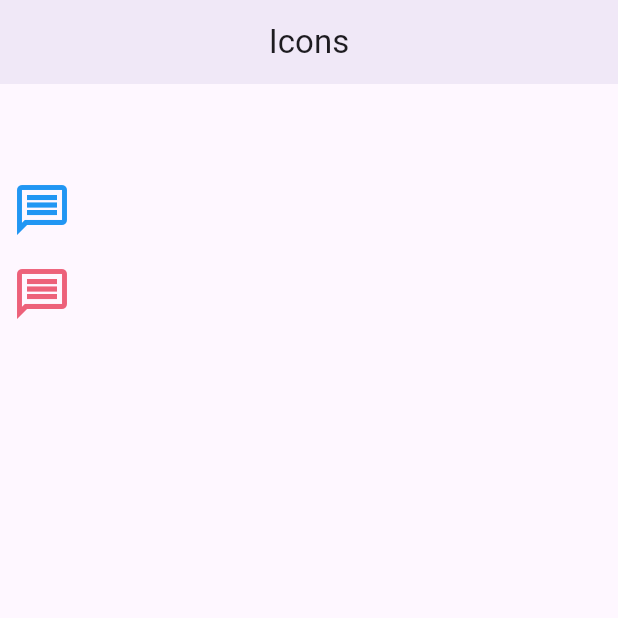
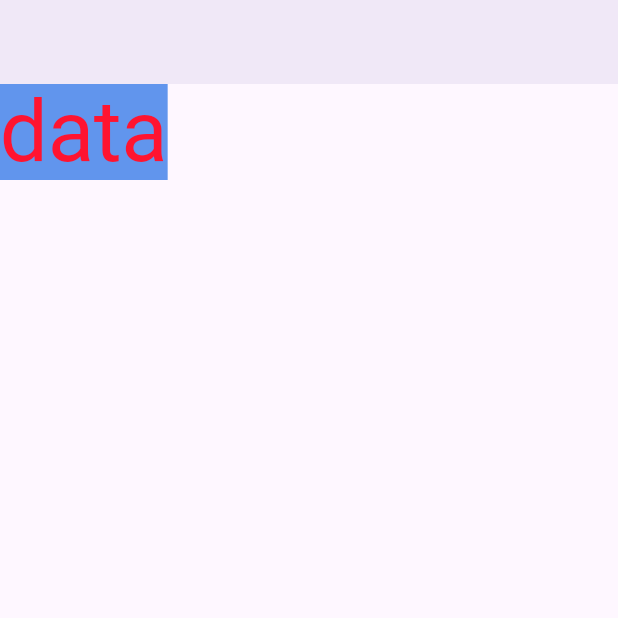
Before and after one commit to huseyin6/My-Flutter-App, a Flutter app: the screen it shows after launch, on a phone screen of 412 x 824 dp, the top half of it. Run offline on Flutter 3.47's test engine with Material 3 defaults, Android fonts, the phone set to English and light mode, and no system bars.

Commit message:
Colors Class Implemented

```diff
--- /dev/null
+++ b/lib/101/color_learn.dart
@@ -0,0 +1,29 @@
+import 'package:flutter/material.dart';
+
+class ColorLearn extends StatelessWidget {
+  const ColorLearn({super.key});
+
+  @override
+  Widget build(BuildContext context) {
+    return Scaffold(
+      appBar: AppBar(),
+      body: Container(
+        color: ColorsItems.cornflowerBlue,
+        child: Text(
+          "data",
+          style: Theme.of(context)
+              .textTheme
+              .displayLarge
+              ?.copyWith(color: Theme.of(context).hintColor),
+        ),
+      ),
+    );
+  }
+}
+
+class ColorsItems {
+  // Name That Color .com
+  static const torchRed = Color(0xffFF1430);
+
+  static const Color cornflowerBlue = Color.fromRGBO(97, 149, 237, 1);
+}
--- a/lib/main.dart
+++ b/lib/main.dart
@@ -6,7 +6,9 @@ import 'package:flutter/services.dart';
 // import 'package:flutter_application_1/101/scaffold_learn.dart';
 // import 'package:flutter_application_1/101/button_learn.dart';
 // import 'package:flutter_application_1/101/appbar_learn.dart';
-import 'package:flutter_application_1/101/icon_learn.dart';
+// import 'package:flutter_application_1/101/icon_learn.dart';
+
+import 'package:flutter_application_1/101/color_learn.dart';
 
 void main() {
   runApp(const MyApp());
@@ -23,14 +25,16 @@ class MyApp extends StatelessWidget {
       theme: ThemeData.light().copyWith(
           // iconTheme: const IconThemeData(),
 
+          hintColor: ColorsItems.torchRed,
+
           // This appBarTheme covers the whole application's AppBar
           appBarTheme: const AppBarTheme(
-        centerTitle: true,
-        backgroundColor: Colors.transparent,
-        systemOverlayStyle: SystemUiOverlayStyle.dark,
-        elevation: 4,
-      )),
-      home: IconLearnView(),
+            centerTitle: true,
+            backgroundColor: Colors.transparent,
+            systemOverlayStyle: SystemUiOverlayStyle.dark,
+            elevation: 4,
+          )),
+      home: const ColorLearn(),
     );
   }
 }
```
